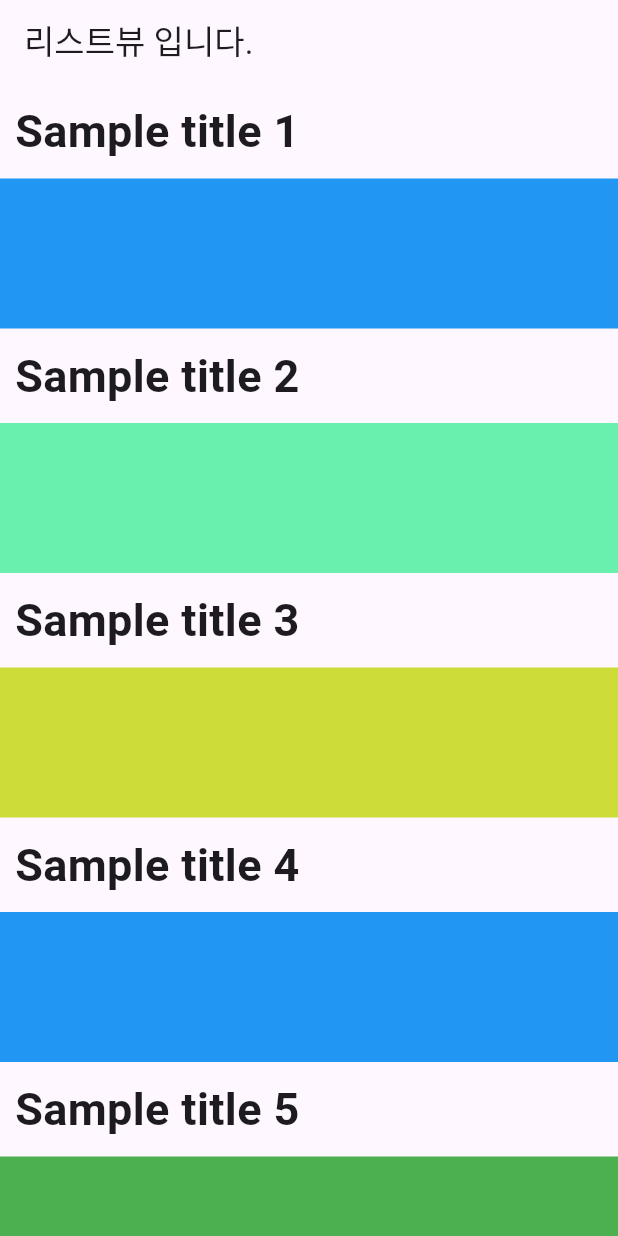
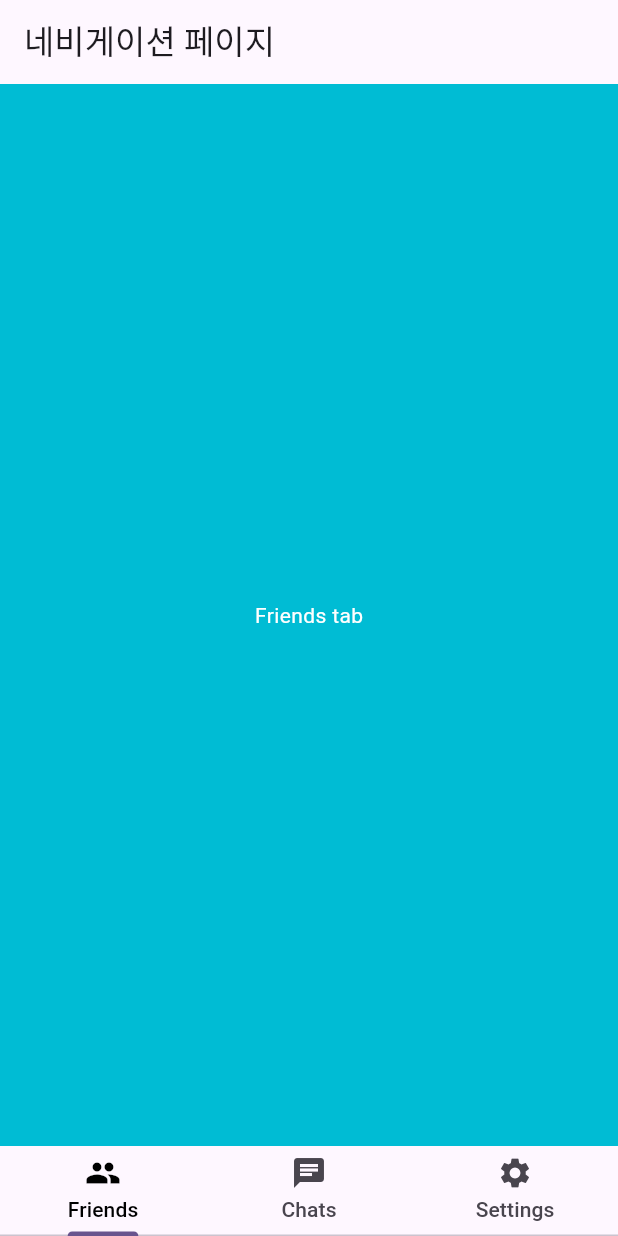
Before and after one commit to Likeine/Flutter_app_all, a Flutter app: the screen it shows after launch, on a phone screen of 412 x 824 dp. Run offline on Flutter 3.47's test engine with Material 3 defaults, Android fonts, the phone set to English and light mode, and no system bars.

Commit message:
7.31 - 1

```diff
--- /dev/null
+++ b/lib/Bottom_Navigator_Bar.dart
@@ -0,0 +1,92 @@
+import 'package:flutter/material.dart';
+
+class MyHomePage extends StatefulWidget
+{
+  const MyHomePage({super.key});
+
+  @override
+  State<MyHomePage> createState() => _MyHomePageState();
+}
+
+class _MyHomePageState extends State<MyHomePage> with SingleTickerProviderStateMixin
+{
+  late TabController _tabController;
+  int _selectedIndex = 0;
+
+  @override
+  void initState()
+  {
+    super.initState();
+    _tabController = TabController(length: 3, vsync: this);
+    _tabController.addListener
+    (
+        () => setState(() {
+          _selectedIndex = _tabController.index;
+        })
+    );
+  }
+
+  @override
+  Widget build(BuildContext context)
+  {
+    return Scaffold
+    (
+      appBar: AppBar
+      (
+        title: const Text("네비게이션 페이지"),
+      ),
+      body: _selectedIndex == 0 ?
+        tabContainer(context, Colors.cyan, "Friends tab")
+        : _selectedIndex == 1 ? tabContainer(context, Colors.indigo, "Chats tab")
+        : tabContainer(context, Colors.deepPurpleAccent, "Settings tab"),
+      bottomNavigationBar: SizedBox
+      (
+        height: 60,
+        child: TabBar
+        (
+          controller: _tabController,
+          labelColor: Colors.black,
+          tabs:
+          const [
+            Tab
+            (
+              icon: Icon(Icons.people),
+              text: "Friends"
+            ),
+            Tab
+              (
+                icon: Icon(Icons.chat),
+                text: "Chats"
+            ),
+            Tab
+              (
+                icon: Icon(Icons.settings),
+                text: "Settings"
+            )
+          ],
+        ),
+      )
+    );
+  }
+
+  Widget tabContainer(BuildContext con, Color tabColor, String tabText)
+  {
+    return Container
+    (
+      width: MediaQuery.of(context).size.width,
+      height: MediaQuery.of(context).size.height,
+      color: tabColor,
+      child: Center
+      (
+        child: Text
+        (
+          tabText,
+          style: const TextStyle
+          (
+            color: Colors.white
+          )
+        ),
+      ),
+    );
+  }
+}
--- a/lib/main.dart
+++ b/lib/main.dart
@@ -1,5 +1,5 @@
 import 'package:flutter/material.dart';
-import 'package:flutter_example/List_View.dart';
+import 'package:flutter_example/Bottom_Navigator_Bar.dart';
 
 //commit Test
 
```
Also changed, not shown: lib/Scroll_View_Page.dart (+111 -37 lines).
